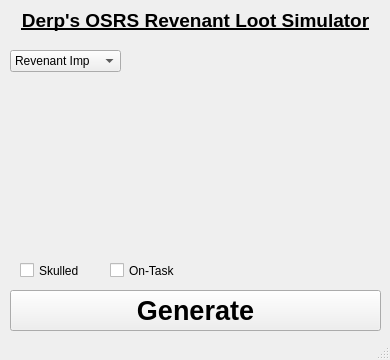
First picture: the form in GenerateList/mainwindow.ui, repository Stemm0012/Qt_Git_Practice_Tools, before the edit.
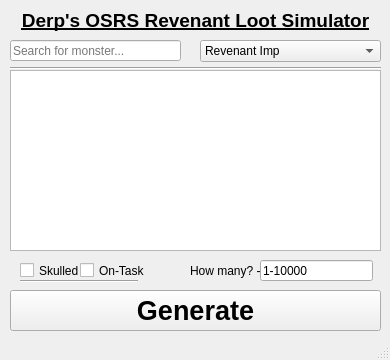
Second picture: the form after the edit.

Commit message: Added a few buttons/checkboxes

Diff of the .ui file:
```diff
--- a/GenerateList/mainwindow.ui
+++ b/GenerateList/mainwindow.ui
@@ -75,7 +75,7 @@
    <widget class="QCheckBox" name="checkBox_2">
     <property name="geometry">
      <rect>
-      <x>110</x>
+      <x>80</x>
       <y>260</y>
       <width>70</width>
       <height>21</height>
@@ -88,9 +88,9 @@
    <widget class="QComboBox" name="comboBox">
     <property name="geometry">
      <rect>
-      <x>10</x>
-      <y>50</y>
-      <width>111</width>
+      <x>200</x>
+      <y>40</y>
+      <width>181</width>
       <height>22</height>
      </rect>
     </property>
@@ -155,6 +155,84 @@
      </property>
     </item>
    </widget>
+   <widget class="QLineEdit" name="lineEdit">
+    <property name="geometry">
+     <rect>
+      <x>10</x>
+      <y>40</y>
+      <width>171</width>
+      <height>21</height>
+     </rect>
+    </property>
+    <property name="styleSheet">
+     <string notr="true">color: rgb(120,120,120);</string>
+    </property>
+    <property name="text">
+     <string>Search for monster...</string>
+    </property>
+   </widget>
+   <widget class="Line" name="line">
+    <property name="geometry">
+     <rect>
+      <x>20</x>
+      <y>280</y>
+      <width>118</width>
+      <height>3</height>
+     </rect>
+    </property>
+    <property name="orientation">
+     <enum>Qt::Horizontal</enum>
+    </property>
+   </widget>
+   <widget class="Line" name="line_2">
+    <property name="geometry">
+     <rect>
+      <x>10</x>
+      <y>60</y>
+      <width>371</width>
+      <height>16</height>
+     </rect>
+    </property>
+    <property name="orientation">
+     <enum>Qt::Horizontal</enum>
+    </property>
+   </widget>
+   <widget class="QLineEdit" name="lineEdit_2">
+    <property name="geometry">
+     <rect>
+      <x>260</x>
+      <y>260</y>
+      <width>113</width>
+      <height>21</height>
+     </rect>
+    </property>
+    <property name="text">
+     <string>1-10000</string>
+    </property>
+   </widget>
+   <widget class="QLabel" name="label_2">
+    <property name="geometry">
+     <rect>
+      <x>190</x>
+      <y>260</y>
+      <width>71</width>
+      <height>21</height>
+     </rect>
+    </property>
+    <property name="text">
+     <string>How many? -&gt;</string>
+    </property>
+   </widget>
+   <widget class="QTableWidget" name="tableWidget">
+    <property name="geometry">
+     <rect>
+      <x>10</x>
+      <y>70</y>
+      <width>371</width>
+      <height>181</height>
+     </rect>
+    </property>
+   </widget>
   </widget>
   <widget class="QStatusBar" name="statusbar"/>
  </widget>
```
